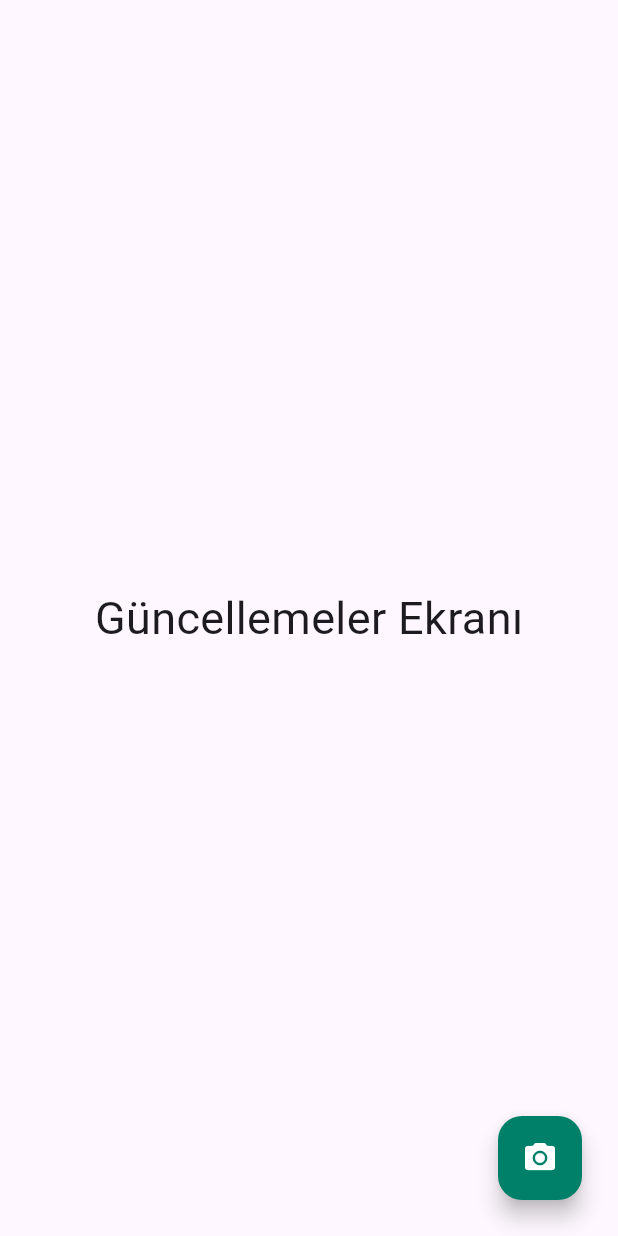
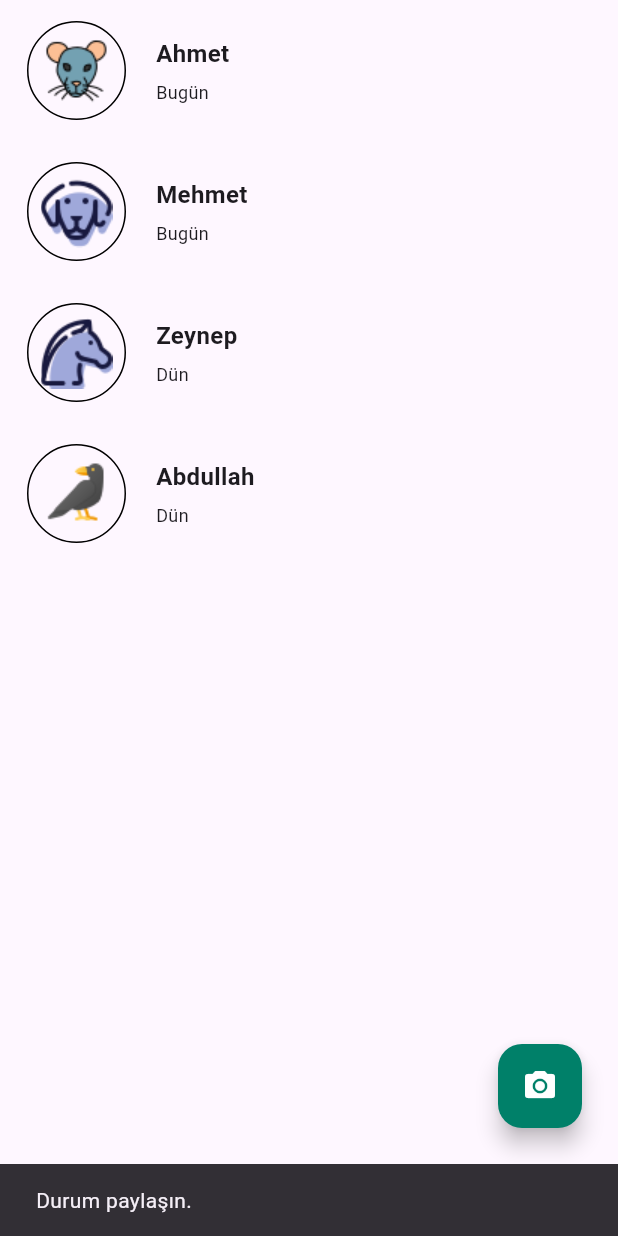
Before and after one commit to abdullah-aydogan/whatsapp-clone, a Flutter app: the Guncellemeler screen opened directly, after a tap on the "camera alt" icon, on a phone screen of 412 x 824 dp. Run offline on Flutter 3.47's test engine with Material 2 defaults, Android fonts, the phone set to English and light mode, and no system bars.

Commit message:
durumlar bolumu tamamlandi

```diff
--- a/lib/data/entity/durumlar.dart
+++ b/lib/data/entity/durumlar.dart
@@ -3,8 +3,9 @@ import 'package:whatsapp_clone/data/entity/kisiler.dart';
 class Durumlar {
 
   int durum_id;
+  String durum_resim;
   String durum_tarih;
   Kisiler kisi;
 
-  Durumlar({required this.durum_id, required this.durum_tarih, required this.kisi});
+  Durumlar({required this.durum_id, required this.durum_resim, required this.durum_tarih, required this.kisi});
 }
--- a/lib/ui/views/anasayfa.dart
+++ b/lib/ui/views/anasayfa.dart
@@ -30,14 +30,12 @@ class _AnasayfaState extends State<Anasayfa> {
 
               },
             ),
-            const SizedBox(width: 6),
             IconButton(
               icon: const Icon(Icons.search),
               onPressed: () {
 
               },
             ),
-            const SizedBox(width: 6),
             IconButton(
               icon: const Icon(Icons.more_vert),
               onPressed: () {
--- a/lib/ui/views/guncellemeler.dart
+++ b/lib/ui/views/guncellemeler.dart
@@ -1,5 +1,7 @@
 import 'package:flutter/material.dart';
 import 'package:whatsapp_clone/colors.dart';
+import 'package:whatsapp_clone/data/entity/durumlar.dart';
+import '../../data/entity/kisiler.dart';
 
 class Guncellemeler extends StatefulWidget {
 
@@ -10,11 +12,94 @@ class Guncellemeler extends StatefulWidget {
 }
 
 class _GuncellemelerState extends State<Guncellemeler> {
+
+  Future<List<Durumlar>> durumlariYukle() async {
+
+    var durumlarListesi = <Durumlar>[];
+
+    var kisi1 = Kisiler(kisi_id: 1, kisi_ad: "Ahmet", kisi_resim: "profile_default.png");
+    var kisi2 = Kisiler(kisi_id: 2, kisi_ad: "Mehmet", kisi_resim: "profile_1.png");
+    var kisi3 = Kisiler(kisi_id: 3, kisi_ad: "Zeynep", kisi_resim: "profile_2.png");
+    var kisi4 = Kisiler(kisi_id: 4, kisi_ad: "Abdullah", kisi_resim: "profile_default.png");
+
+    var d1 = Durumlar(durum_id: 1, durum_resim: "durum_1.png", durum_tarih: "Bugün", kisi: kisi1);
+    var d2 = Durumlar(durum_id: 2, durum_resim: "durum_2.png", durum_tarih: "Bugün", kisi: kisi2);
+    var d3 = Durumlar(durum_id: 3, durum_resim: "durum_3.png", durum_tarih: "Dün", kisi: kisi3);
+    var d4 = Durumlar(durum_id: 4, durum_resim: "durum_4.png", durum_tarih: "Dün", kisi: kisi4);
+
+    durumlarListesi.add(d1);
+    durumlarListesi.add(d2);
+    durumlarListesi.add(d3);
+    durumlarListesi.add(d4);
+
+    return durumlarListesi;
+  }
+
   @override
   Widget build(BuildContext context) {
     return Scaffold(
-      body: const Center(
-        child: Text("Güncellemeler Ekranı", style: TextStyle(fontSize: 30)),
+      body: FutureBuilder<List<Durumlar>>(
+        future: durumlariYukle(),
+        builder: (context, snapshot) {
+          if(snapshot.hasData) {
+            var durumlarListesi = snapshot.data;
+
+            return ListView.builder(
+              itemCount: durumlarListesi!.length,
+              itemBuilder: (context, index) {
+                var durum = durumlarListesi[index];
+
+                return Padding(
+                  padding: const EdgeInsets.only(top: 14.0, bottom: 14.0, left: 18.0),
+                  child: GestureDetector(
+                    onTap: () {
+                      ScaffoldMessenger.of(context).showSnackBar(
+                          SnackBar(
+                              content: Text("${durum.kisi.kisi_ad} kişisinin durumuna tıklandı.")
+                          )
+                      );
+                    },
+                    child: Container(
+                      color: Colors.transparent,
+                      child: Row(
+                        children: [
+                          Container(
+                            decoration: BoxDecoration(
+                              border: Border.all(),
+                              borderRadius: const BorderRadius.all(Radius.circular(50)),
+                            ),
+                            child: Padding(
+                              padding: const EdgeInsets.all(8.0),
+                              child: Image.asset("resimler/${durum.durum_resim}"),
+                            ),
+                          ),
+                          const SizedBox(width: 20),
+                          Column(
+                            crossAxisAlignment: CrossAxisAlignment.start,
+                            children: [
+                              Text(durum.kisi.kisi_ad,
+                                style: const TextStyle(
+                                      fontWeight: FontWeight.bold,
+                                      fontSize: 16
+                                  ),
+                              ),
+                              const SizedBox(height: 6),
+                              Text(durum.durum_tarih, style: const TextStyle(fontSize: 12)),
+                            ],
+                          ),
+                        ],
+                      ),
+                    ),
+                  ),
+                );
+              },
+            );
+          }
+
+          else {
+            return const Center();
+          }
+        },
       ),
       floatingActionButton: Padding(
         padding: const EdgeInsets.all(8.0),
@@ -22,7 +107,11 @@ class _GuncellemelerState extends State<Guncellemeler> {
           backgroundColor: primaryColor,
           foregroundColor: textColor,
           onPressed: () {
-
+            ScaffoldMessenger.of(context).showSnackBar(
+                const SnackBar(
+                    content: Text("Durum paylaşın.")
+                )
+            );
           },
           child: const Icon(Icons.camera_alt),
         ),
--- a/lib/ui/views/sohbetler.dart
+++ b/lib/ui/views/sohbetler.dart
@@ -64,10 +64,16 @@ class _SohbetlerState extends State<Sohbetler> {
                       child: Row(
                         children: [
                           Image.asset("resimler/${mesaj.kisi.kisi_resim}"),
+                          const SizedBox(width: 4),
                           Column(
                             crossAxisAlignment: CrossAxisAlignment.start,
                             children: [
-                              Text(mesaj.kisi.kisi_ad, style: const TextStyle(fontWeight: FontWeight.bold)),
+                              Text(mesaj.kisi.kisi_ad,
+                                  style: const TextStyle(
+                                      fontWeight: FontWeight.bold,
+                                      fontSize: 16,
+                                  ),
+                              ),
                               const SizedBox(height: 6),
                               Text(mesaj.son_mesaj),
                             ],
```
Also changed, not shown: resimler/durum_1.png (added), resimler/durum_2.png (added), resimler/durum_3.png (added), resimler/durum_4.png (added).
